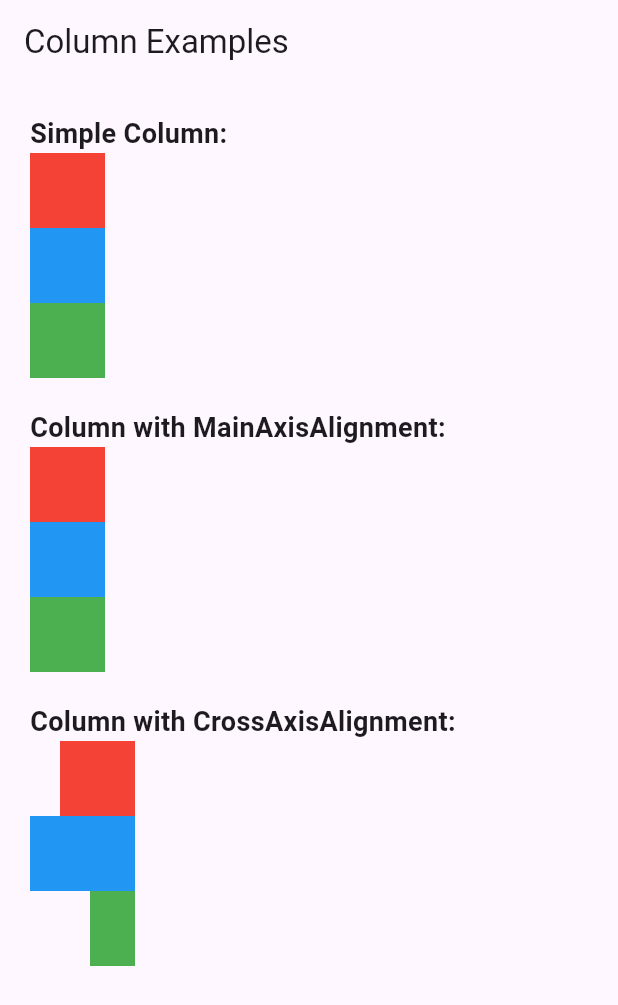
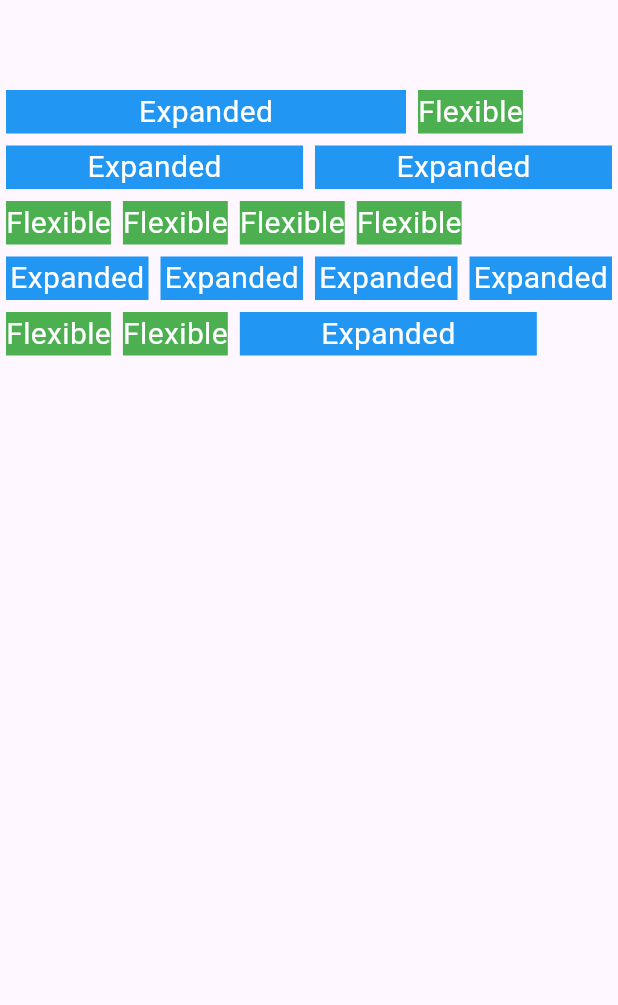
Before and after one commit to stevhens/flutter_learn, a Flutter app: the screen it shows after launch, on a phone screen of 412 x 824 dp. Shown: the top 1005 px of the screen. Run offline on Flutter 3.47's test engine with Material 3 defaults, Android fonts, the phone set to English and light mode, and no system bars.

Commit message:
Add Expanded Flexible UI sample

```diff
--- /dev/null
+++ b/lib/samples/flexible_vs_expanded_list_samples.dart
@@ -0,0 +1,49 @@
+import 'package:flutter/material.dart';
+
+class MyFlexiblevsExpandedListApp extends StatelessWidget {
+  @override
+  Widget build(BuildContext context) {
+    return MaterialApp(
+      home: Scaffold(
+        appBar: AppBar(
+          title: Text('Flexible vs Expanded Example'),
+        ),
+        body: Row(
+          crossAxisAlignment: CrossAxisAlignment.stretch,
+          children: [
+            // Flexible List
+            Flexible(
+              flex: 1,
+              child: Container(
+                color: Colors.blue,
+                child: ListView.builder(
+                  itemCount: 10,
+                  itemBuilder: (context, index) {
+                    return ListTile(
+                      title: Text('Item ${index + 1} (Flexible)'),
+                    );
+                  },
+                ),
+              ),
+            ),
+            // Expanded List
+            Expanded(
+              flex: 2,
+              child: Container(
+                color: Colors.green,
+                child: ListView.builder(
+                  itemCount: 10,
+                  itemBuilder: (context, index) {
+                    return ListTile(
+                      title: Text('Item ${index + 1} (Expanded)'),
+                    );
+                  },
+                ),
+              ),
+            ),
+          ],
+        ),
+      ),
+    );
+  }
+}
--- /dev/null
+++ b/lib/samples/flexible_vs_expanded_text_samples.dart
@@ -0,0 +1,86 @@
+import 'package:flutter/material.dart';
+
+class MyFlexiblevsExpandedTextApp extends StatelessWidget {
+  @override
+  Widget build(BuildContext context) {
+    return MaterialApp(
+      home: Scaffold(
+        appBar: AppBar(),
+        body: Column(
+          children: <Widget>[
+            Row(
+              children: <Widget>[
+                buildExpanded(),
+                buildFlexible(),
+              ],
+            ),
+            Row(
+              children: <Widget>[
+                buildExpanded(),
+                buildExpanded(),
+              ],
+            ),
+            Row(
+              children: <Widget>[
+                buildFlexible(),
+                buildFlexible(),
+                buildFlexible(),
+                buildFlexible(),
+              ],
+            ),
+            Row(
+              children: <Widget>[
+                buildExpanded(),
+                buildExpanded(),
+                buildExpanded(),
+                buildExpanded(),
+              ],
+            ),
+            Row(
+              children: <Widget>[
+                buildFlexible(),
+                buildFlexible(),
+                buildExpanded(),
+              ],
+            ),
+          ],
+        ),
+      ),
+    );
+  }
+
+  Widget buildExpanded() {
+    return Expanded(
+      flex: 2,
+      child: Container(
+        color: Colors.blue,
+        margin: EdgeInsets.all(4),
+        child: Center(
+          child: Text(
+            'Expanded',
+            style: TextStyle(color: Colors.white, fontSize: 20),
+          ),
+        ),
+      ),
+    );
+  }
+
+  Widget buildFlexible() {
+    return Flexible(
+      child: Container(
+        margin: EdgeInsets.all(4),
+        child: IntrinsicWidth(
+          child: Container(
+            color: Colors.green,
+            child: Center(
+              child: Text(
+                'Flexible',
+                style: TextStyle(color: Colors.white, fontSize: 20),
+              ),
+            ),
+          ),
+        ),
+      ),
+    );
+  }
+}
```
Also changed, not shown: lib/main.dart (+11 -1 lines), lib/samples/expanded_samples.dart (added, +89 -0 lines), lib/samples/flexible_samples.dart (added, +119 -0 lines), lib/samples/flexible_vs_expanded_samples.dart (added, +106 -0 lines).
